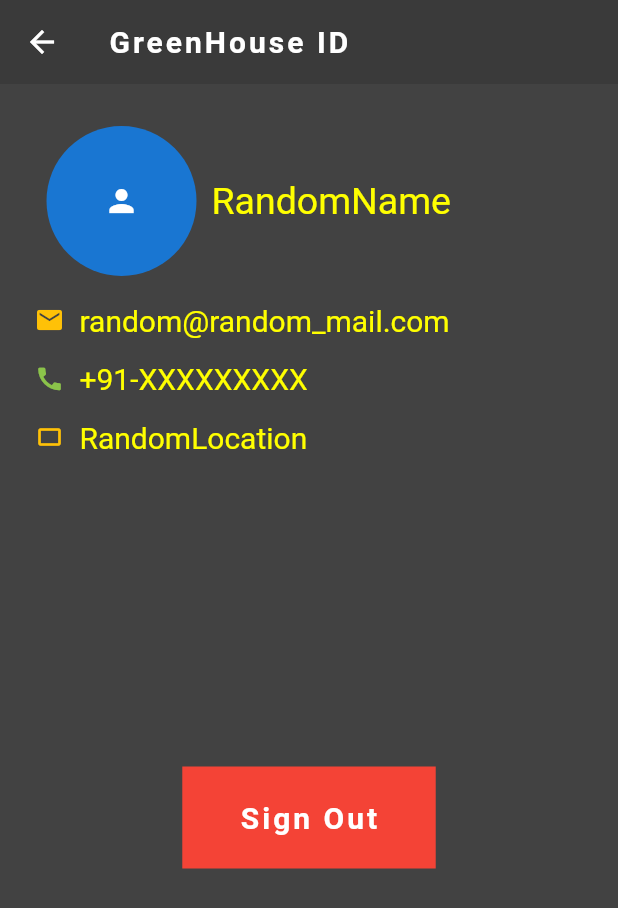
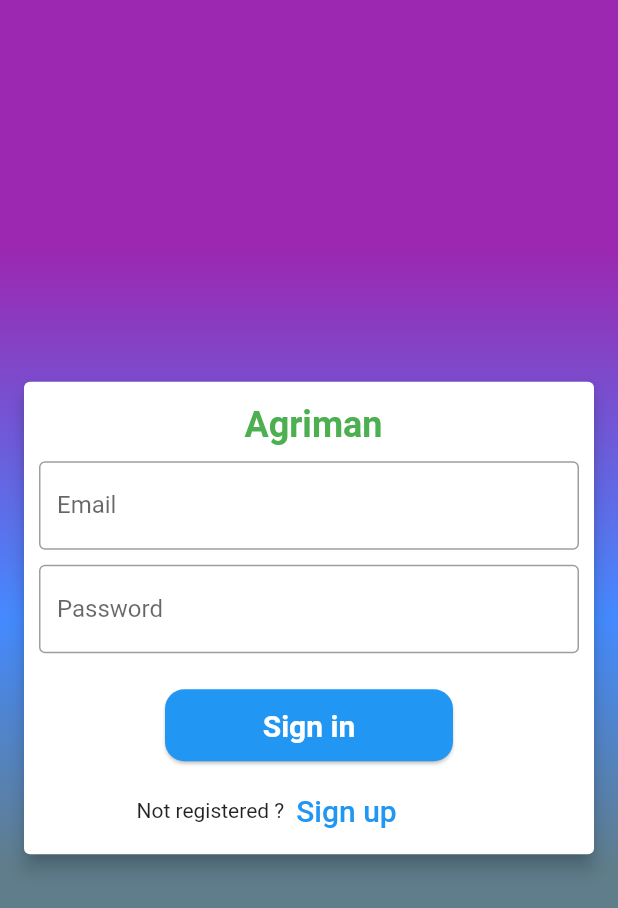
Before and after one commit to lonewolf2799/Abcd, a Flutter app: the UserInfo screen opened by its route, after a tap on "Sign Out", on a phone screen of 412 x 824 dp. Shown: the top 908 px of the screen. Run offline on Flutter 3.47's test engine with Material 2 defaults, Android fonts, the phone set to English and light mode, and no system bars; network calls fail.

Commit message:
Made and Added two pages login.dart(Login) and registration.dart(Registration)

```diff
--- /dev/null
+++ b/lib/login.dart
@@ -0,0 +1,150 @@
+import 'package:flutter/cupertino.dart';
+import 'package:flutter/material.dart';
+
+class Login_page extends StatefulWidget {
+  const Login_page({Key? key}) : super(key: key);
+
+  @override
+  _Login_pageState createState() => _Login_pageState();
+}
+
+class _Login_pageState extends State<Login_page> {
+String email = "";
+String password = "";
+final _emailcon = TextEditingController();
+final _password = TextEditingController();
+
+  @override
+  Widget build(BuildContext context) {
+    return Scaffold(
+      //backgroundColor: Colors.green[800],
+      /*appBar: AppBar(
+        title: Text('Login Page' ,style: TextStyle(fontSize: 24.0, fontWeight: FontWeight.bold, color: Colors.white, letterSpacing: 1.0),),
+        centerTitle: true,
+        elevation: 3.0,
+        backgroundColor: Colors.yellow[800],
+
+      ),*/
+      body: Container(
+        decoration: BoxDecoration(
+          gradient: LinearGradient(
+            colors: [Colors.purple, Colors.blueAccent,Colors.blueGrey],
+            stops: [0.2,0.5,0.7],
+            begin: Alignment.topCenter,
+              end: Alignment.bottomCenter
+
+
+          )
+        ),
+        /*constraints: BoxConstraints(
+            maxHeight: MediaQuery.of(context).size.height,
+            maxWidth: MediaQuery.of(context).size.width,
+            minHeight: MediaQuery.of(context).size.height,
+            minWidth: MediaQuery.of(context).size.width
+
+        ),*/
+        child: Column(
+          mainAxisAlignment: MainAxisAlignment.center,
+          crossAxisAlignment: CrossAxisAlignment.center,
+          children: [
+
+            Container(
+              margin: EdgeInsets.symmetric(horizontal: 12,vertical: 10),
+              child: Card(
+
+                elevation: 5.0,
+                clipBehavior: Clip.antiAlias,
+                color: Colors.white,
+                /*shape: RoundedRectangleBorder(
+                  borderRadius: BorderRadius.circular(15),
+                ),*/
+                child: Padding(
+                  padding: const EdgeInsets.fromLTRB(10, 15,10,5),
+                  child: Column(
+                    crossAxisAlignment: CrossAxisAlignment.start,
+                    children: [
+                      Center(
+                        child: Text(' Agriman',
+                          style: TextStyle( color: Colors.green, fontWeight: FontWeight.bold, fontSize: 24),),
+                      ),
+                      SizedBox(height: 10,),
+                      TextField(
+                        controller: _emailcon,
+                        decoration: InputDecoration(
+                          border: OutlineInputBorder(),
+                          labelText: 'Email',
+                          hintText: 'example@random.com',
+                          hintStyle: TextStyle( color: Colors.grey[600], )
+
+                        ),
+                        keyboardType: TextInputType.emailAddress,
+                      ),
+                      SizedBox(height: 10.0,),
+                      TextField(
+                        controller: _password,
+                        decoration: InputDecoration(
+                          border: OutlineInputBorder(),
+                          labelText: 'Password',
+                          hintText: 'Password', hintStyle: TextStyle( color: Colors.grey[600], )
+
+                        ),
+                        keyboardType: TextInputType.visiblePassword,
+                        obscureText: true,
+                      ),
+                      /*ButtonBar(
+                        alignment: MainAxisAlignment.start,
+                        children: [
+                          Card( shape: RoundedRectangleBorder(borderRadius: BorderRadius.circular(12)),
+                              color: Colors.blue,
+                              child: TextButton( onPressed: (){
+                                email = _emailcon.text;
+                                password = _password.text;
+                                // Now we will pass these values for authentication to an authentication page from where it will open the page for home
+                                // but for now let us navigate to home page
+                                Navigator.pushReplacementNamed(context, '/');
+                              }, child: Text('Sign in', style: TextStyle(color: Colors.white),))),
+                          Card( shape: RoundedRectangleBorder(borderRadius: BorderRadius.circular(12)),
+                              color: Colors.blue,
+                              child: TextButton( onPressed: (){print('Sign-up');}, child: Text('Sign up', style: TextStyle(color: Colors.white),))),
+                        ],
+                      ),*/
+                      SizedBox(height: 20,),
+                  Center(
+                    child: SizedBox(
+                      width: 200,
+                      child: Card( shape: RoundedRectangleBorder(borderRadius: BorderRadius.circular(13)),
+                            color: Colors.blue,
+                          child: TextButton( onPressed: (){
+                            email = _emailcon.text;
+                            password = _password.text;
+                            // Now we will pass these values for authentication to an authentication page from where it will open the page for home
+                            // but for now let us navigate to home page
+                            Navigator.pushReplacementNamed(context, '/');
+                          }, child: Text('Sign in', style: TextStyle(color: Colors.white, fontSize: 20, fontWeight: FontWeight.bold),),)),
+                    ),
+                  ),
+                      SizedBox(height: 5,),
+                      Row(
+                        children: [
+                          SizedBox(width: 65,),
+                          Text('Not registered ?'),
+                          TextButton(onPressed: (){},child: Text('Sign up', style: TextStyle(fontSize: 20),)),
+                        ],
+                      )
+
+                    ],
+                  ),
+                ),
+
+              ),
+            ),
+          ],
+        ),
+      ),
+    );
+  }
+}
+
+
+
+// TODO: Need to make an authorization function here
--- a/lib/main.dart
+++ b/lib/main.dart
@@ -4,7 +4,8 @@ import 'package:agriman/home_page.dart';
 import 'package:agriman/templates/user_info_page.dart';
 import 'package:agriman/templates/weather_info.dart';
 import 'package:agriman/templates/crops.dart';
-
+import 'package:agriman/login.dart';
+import 'package:agriman/registration.dart';
 void main() => runApp(MyApp());
 
     class MyApp extends StatelessWidget {
@@ -13,13 +14,17 @@ void main() => runApp(MyApp());
       @override
       Widget build(BuildContext context) {
         return MaterialApp(
-          initialRoute: '/',
+          initialRoute: '/register',
           routes: {
             '/': (context) => Home(),
             '/user_info': (context) => UserInfo(),
             '/weather':(context)=> Weather(),
             '/crops':(context)=> CropList(),
             '/crop_data':(context)=>PlantData(),
+            '/login' : (context)=> Login_page(),
+            '/register':(context)=>Registration(),
+
+
           },
         );
       }
--- /dev/null
+++ b/lib/registration.dart
@@ -0,0 +1,36 @@
+
+
+import 'package:flutter/material.dart';
+
+class Registration extends StatefulWidget {
+  const Registration({Key? key}) : super(key: key);
+
+  @override
+  _RegistrationState createState() => _RegistrationState();
+}
+
+class _RegistrationState extends State<Registration> {
+  @override
+  Widget build(BuildContext context) {
+    return Scaffold(
+      backgroundColor: Colors.blueGrey[200],
+      appBar: AppBar(
+        title: Text('Sign up'),
+        centerTitle: true,
+      ),
+      body: Column(
+        children: [
+          TextField(
+            decoration: InputDecoration(),
+          ),
+          TextField(
+            decoration: InputDecoration(),
+          ),
+          TextField(
+            decoration: InputDecoration(),
+          )
+        ],
+      ),
+    );
+  }
+}
--- a/lib/templates/user_info_page.dart
+++ b/lib/templates/user_info_page.dart
@@ -99,7 +99,9 @@ class UserInfo extends StatelessWidget {
                   color: Colors.red,
                  padding: EdgeInsets.symmetric(vertical: 10.0, horizontal: 30.0),
 
-                  child: TextButton(onPressed: (){}, child: Text('Sign Out',
+                  child: TextButton(onPressed: (){
+                    Navigator.pushReplacementNamed(context, '/login');
+                  }, child: Text('Sign Out',
               style: TextStyle(fontSize: 20.0, letterSpacing: 2.0, fontWeight: FontWeight.bold, color: Colors.white),
             ),
             ),
```
